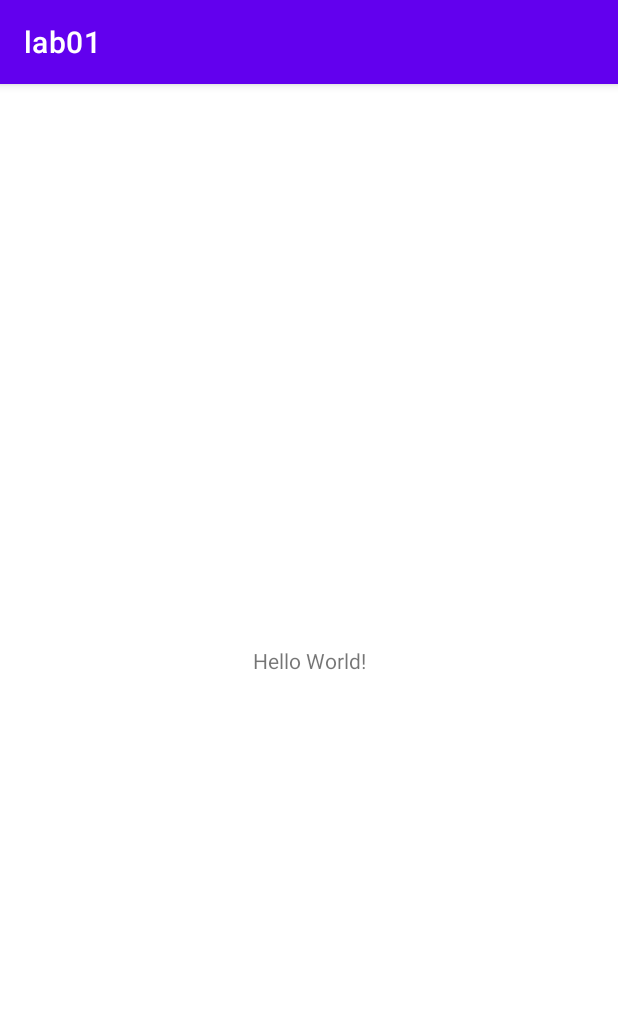
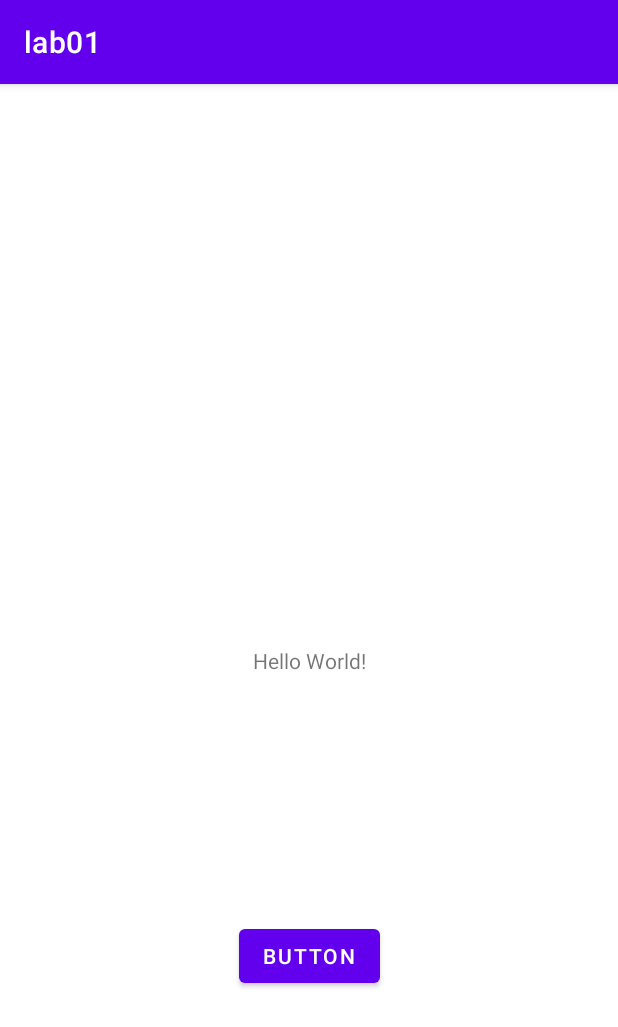
Before and after one commit to Mantiosa/lab01, an Android app: the screen it shows after launch (MainActivity), on a phone screen of 412 x 824 dp. Shown: the top 1027 px of the screen. Run offline under Robolectric (Android 15) with nearby library versions, the phone set to English and light mode, and no system bars.

Commit message:
Add textview and button

```diff
--- a/app/src/main/java/com/example/lab01/MainActivity.java
+++ b/app/src/main/java/com/example/lab01/MainActivity.java
@@ -3,6 +3,8 @@ package com.example.lab01;
 import androidx.appcompat.app.AppCompatActivity;
 
 import android.os.Bundle;
+import android.view.View;
+import android.widget.TextView;
 
 public class MainActivity extends AppCompatActivity {
 
@@ -11,4 +13,9 @@ public class MainActivity extends AppCompatActivity {
         super.onCreate(savedInstanceState);
         setContentView(R.layout.activity_main);
     }
+
+    public void buttonChangeTextClick(View view) {
+        TextView textView1 = (TextView)findViewById((R.id.textView1));
+        textView1.setText("Bye");
+    }
 }
--- a/app/src/main/res/layout/activity_main.xml
+++ b/app/src/main/res/layout/activity_main.xml
@@ -7,6 +7,7 @@
     tools:context=".MainActivity">
 
     <TextView
+        android:id="@+id/textView1"
         android:layout_width="wrap_content"
         android:layout_height="wrap_content"
         android:text="Hello World!"
@@ -15,4 +16,15 @@
         app:layout_constraintStart_toStartOf="parent"
         app:layout_constraintTop_toTopOf="parent" />
 
+    <Button
+        android:id="@+id/button"
+        android:layout_width="wrap_content"
+        android:layout_height="wrap_content"
+        android:text="Button"
+        android:onClick="buttonChangeTextClick"
+        app:layout_constraintBottom_toBottomOf="parent"
+        app:layout_constraintEnd_toEndOf="parent"
+        app:layout_constraintStart_toStartOf="parent"
+        app:layout_constraintTop_toBottomOf="@+id/textView1" />
+
 </androidx.constraintlayout.widget.ConstraintLayout>
```
